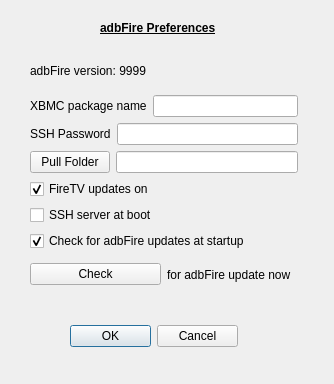
This is preferencesdialog.ui in kbrack1/adbFire as Qt 5 draws it before an edit. The edited form follows.
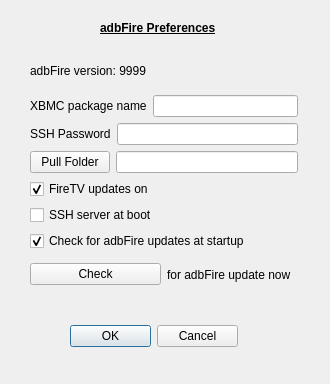
This is the edited form.

```diff
--- a/preferencesdialog.ui
+++ b/preferencesdialog.ui
@@ -6,7 +6,7 @@
    <rect>
     <x>0</x>
     <y>0</y>
-    <width>334</width>
+    <width>330</width>
     <height>384</height>
    </rect>
   </property>
```
